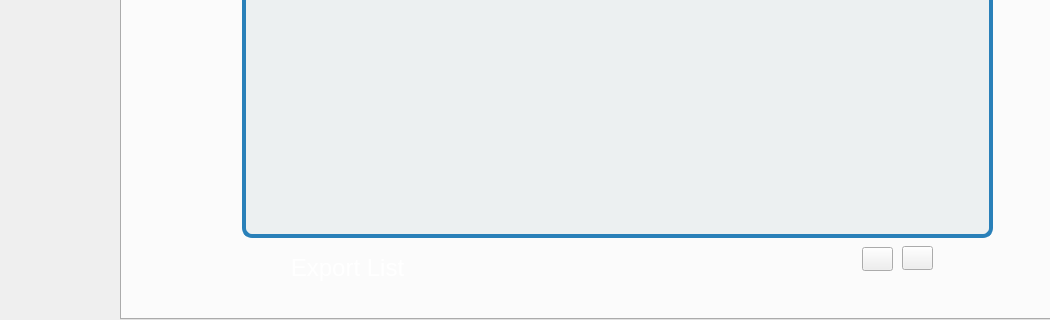
Before: the Qt Designer form matchs.ui in Projetcpp-2A11/LeagueManagementStudio, drawn with Qt 5; both pictures show x 0 to 1050 and y 361 to 681 of the 1050 by 681 pixel window.
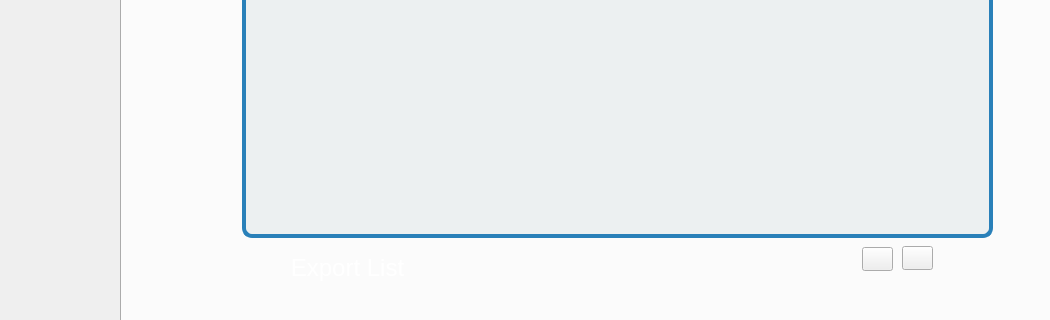
After: the same form once the commit is applied. Icons and pictures are not drawn.

What changed in the file:
```diff
--- a/matchs.ui
+++ b/matchs.ui
@@ -51,7 +51,7 @@
         <x>120</x>
         <y>0</y>
         <width>941</width>
-        <height>681</height>
+        <height>691</height>
        </rect>
       </property>
       <property name="font">
```
